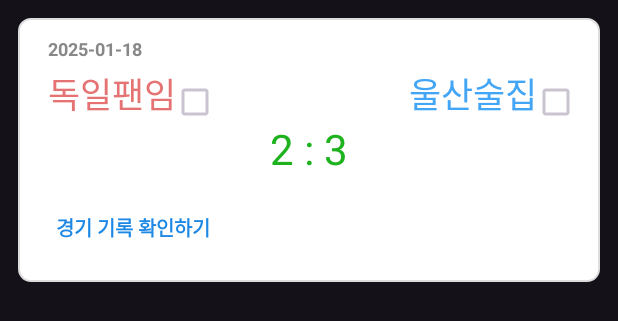
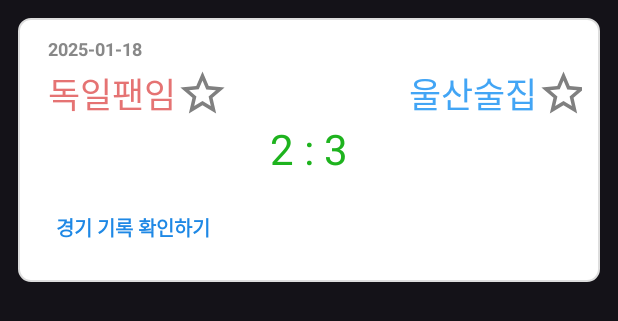
Before and after one commit to DDH-975/FO4-Helper, an Android app: the layout recyclerview_item.xml on its own in the app's theme, with its tools: preview values and no code run, on a phone screen of 412 x 824 dp. Shown: the top 321 px of the screen. Run offline under Robolectric (Android 15) with nearby library versions, the phone set to English and light mode, and no system bars; Roboto replaces fonts that are not available here.

Commit message:
체크박스 아이디 및 버튼 이미지,틴트 추가

```diff
--- a/app/src/main/res/layout/recyclerview_item.xml
+++ b/app/src/main/res/layout/recyclerview_item.xml
@@ -78,22 +78,24 @@
         app:layout_constraintStart_toStartOf="parent"
         app:layout_constraintTop_toBottomOf="@id/tv_score" />
 
-    <CheckBox
-        android:id="@+id/checkBox"
+    <android.widget.CheckBox
+        android:id="@+id/checkBox_P1"
         android:layout_width="wrap_content"
         android:layout_height="wrap_content"
-        android:layout_marginStart="-11dp"
-        android:layout_marginBottom="-12dp"
+        android:button="@drawable/custom_checkbox_selector"
+        android:buttonTint="@color/star_color"
         app:layout_constraintBottom_toBottomOf="@+id/tv_player1"
-        app:layout_constraintStart_toEndOf="@+id/tv_player1" />
+        app:layout_constraintStart_toEndOf="@+id/tv_player1"
+        app:layout_constraintTop_toTopOf="@+id/tv_player1" />
 
-    <CheckBox
-        android:id="@+id/checkBox2"
+    <android.widget.CheckBox
+        android:id="@+id/checkBox_P2"
         android:layout_width="wrap_content"
         android:layout_height="wrap_content"
-        android:layout_marginStart="-11dp"
-        android:layout_marginBottom="-12dp"
+        android:button="@drawable/custom_checkbox_selector"
+        android:buttonTint="@color/star_color"
         app:layout_constraintBottom_toBottomOf="@+id/tv_player2"
-        app:layout_constraintStart_toEndOf="@+id/tv_player2" />
+        app:layout_constraintStart_toEndOf="@+id/tv_player2"
+        app:layout_constraintTop_toTopOf="@+id/tv_player2" />
 
 </androidx.constraintlayout.widget.ConstraintLayout>
```
